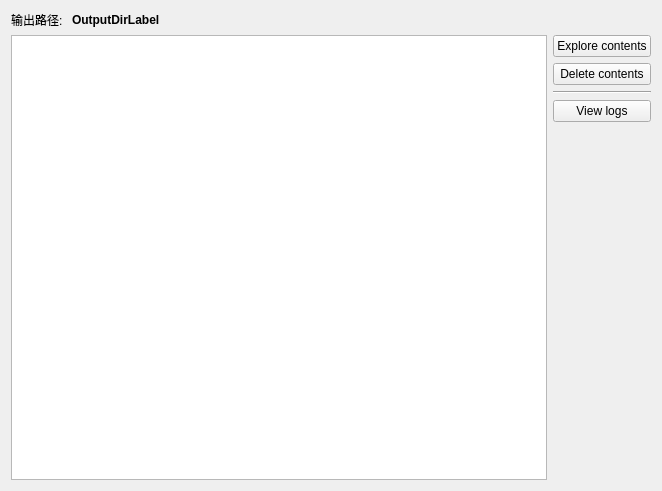
jylfc0307/OpenFluidPlus, file src/apps/openfluid-builder/outputs/OutputsWidget.ui: the form before one commit.
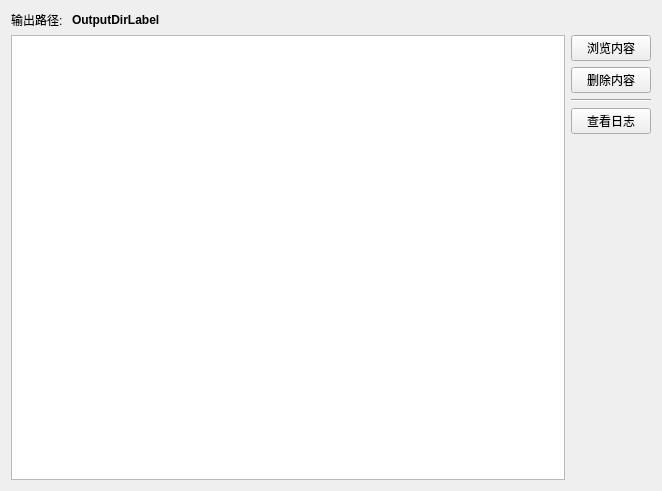
The form after the commit. Custom widgets are drawn as their Qt base class.

Diff of the .ui file:
```diff
--- a/src/apps/openfluid-builder/outputs/OutputsWidget.ui
+++ b/src/apps/openfluid-builder/outputs/OutputsWidget.ui
@@ -51,14 +51,14 @@
        <item>
         <widget class="QPushButton" name="ExploreButton">
          <property name="text">
-          <string>Explore contents</string>
+          <string>浏览内容</string>
          </property>
         </widget>
        </item>
        <item>
         <widget class="QPushButton" name="ClearButton">
          <property name="text">
-          <string>Delete contents</string>
+          <string>删除内容</string>
          </property>
         </widget>
        </item>
@@ -75,7 +75,7 @@
        <item>
         <widget class="QPushButton" name="LogButton">
          <property name="text">
-          <string>View logs</string>
+          <string>查看日志</string>
          </property>
         </widget>
        </item>
```
